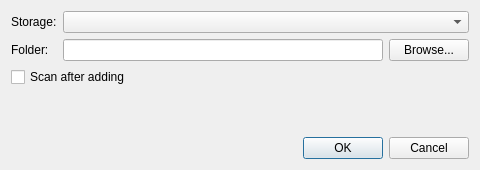
borco/rehuco, file packages/rehuco-agent/src/rehuco_agent/rehuco/add_root_dialog.ui: the form before one commit.
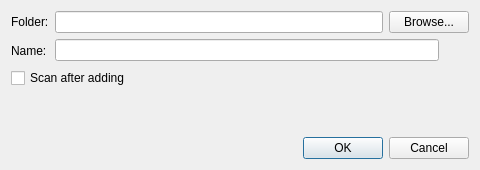
The form after the commit.

Commit message: refs #514: feat: a shareable .rehuco -- a location per root, mappings kept per machine, detected storage

Patch:
```diff
--- a/packages/rehuco-agent/src/rehuco_agent/rehuco/add_root_dialog.ui
+++ b/packages/rehuco-agent/src/rehuco_agent/rehuco/add_root_dialog.ui
@@ -17,23 +17,6 @@
    <item>
     <layout class="QFormLayout" name="form">
      <item row="0" column="0">
-      <widget class="QLabel" name="storage_label">
-       <property name="text">
-        <string>Storage:</string>
-       </property>
-       <property name="buddy">
-        <cstring>storage_combo</cstring>
-       </property>
-      </widget>
-     </item>
-     <item row="0" column="1">
-      <widget class="QComboBox" name="storage_combo">
-       <property name="toolTip">
-        <string>What the folder lives on. This is only remembered, it does not change how the folder is read.</string>
-       </property>
-      </widget>
-     </item>
-     <item row="1" column="0">
       <widget class="QLabel" name="folder_label">
        <property name="text">
         <string>Folder:</string>
@@ -43,7 +26,7 @@
        </property>
       </widget>
      </item>
-     <item row="1" column="1">
+     <item row="0" column="1">
       <layout class="QHBoxLayout" name="folder_row">
        <item>
         <widget class="QLineEdit" name="folder_edit"/>
@@ -57,6 +40,37 @@
        </item>
       </layout>
      </item>
+     <item row="1" column="0">
+      <widget class="QLabel" name="name_label">
+       <property name="text">
+        <string>Name:</string>
+       </property>
+       <property name="buddy">
+        <cstring>name_edit</cstring>
+       </property>
+      </widget>
+     </item>
+     <item row="1" column="1">
+      <layout class="QHBoxLayout" name="name_row">
+       <item>
+        <widget class="QLineEdit" name="name_edit">
+         <property name="toolTip">
+          <string>What the browser shows for this root. Left empty, the folder's name is used.</string>
+         </property>
+        </widget>
+       </item>
+       <item>
+        <widget class="QToolButton" name="default_name_button">
+         <property name="toolButtonStyle">
+          <enum>Qt::ToolButtonStyle::ToolButtonIconOnly</enum>
+         </property>
+         <property name="autoRaise">
+          <bool>true</bool>
+         </property>
+        </widget>
+       </item>
+      </layout>
+     </item>
     </layout>
    </item>
    <item>
```
The commit also changes 83 other files.
